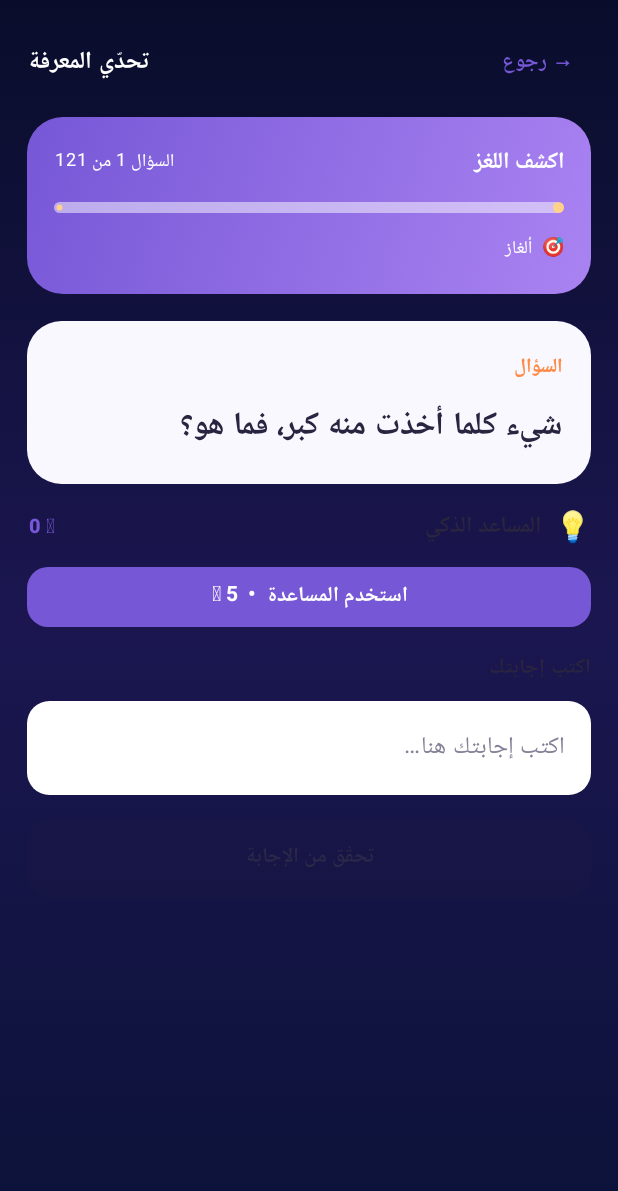
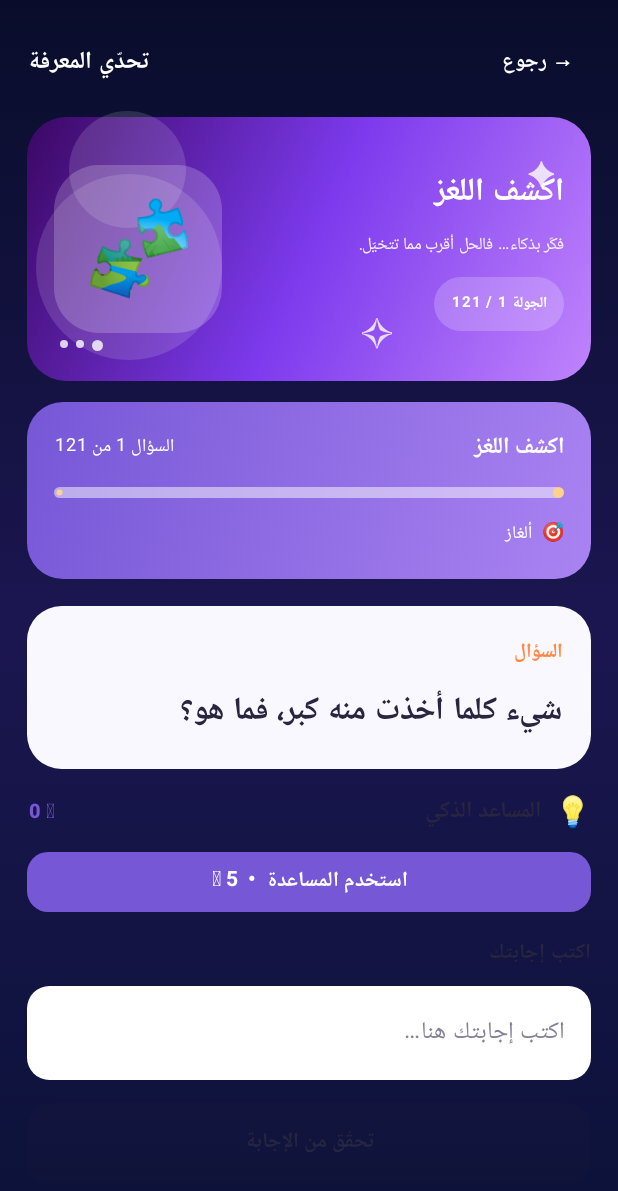
Before and after one commit to mohmed7689065353352-hub/-, an Android app built with Jetpack Compose: the screen it shows after launch (MainActivity), after a tap on "ابدأ التحدي", on a phone screen of 412 x 824 dp. Shown: the top 1191 px of the screen. Run offline under Robolectric (Android 15) with nearby library versions, the phone set to English and light mode, and no system bars.

Commit message:
Add illustrated mode-specific challenge screens

```diff
--- a/app/src/main/java/com/knowledgechallenge/app/MainActivity.kt
+++ b/app/src/main/java/com/knowledgechallenge/app/MainActivity.kt
@@ -861,6 +861,55 @@ private fun normalize(v:String)=v.trim().lowercase().replace("أ","ا").replace(
  }
 }
 @Composable private fun Stat(label:String,value:String){Column{Text(value,color=Color.White,fontSize=20.sp,fontWeight=FontWeight.Bold);Text(label,color=Muted,fontSize=10.sp)}}
+
+private fun modePalette(mode:Mode):List<Color> = when(mode){
+ Mode.DETECTIVE -> listOf(Color(0xFF172554),Color(0xFF2563EB),Color(0xFF38BDF8))
+ Mode.RIDDLE -> listOf(Color(0xFF3B0764),Color(0xFF7C3AED),Color(0xFFC084FC))
+ Mode.CORRECT -> listOf(Color(0xFF064E3B),Color(0xFF059669),Color(0xFF6EE7B7))
+ Mode.MEMORY -> listOf(Color(0xFF7C2D12),Color(0xFFEA580C),Color(0xFFFBBF24))
+ Mode.PATTERN -> listOf(Color(0xFF164E63),Color(0xFF0891B2),Color(0xFF67E8F9))
+ Mode.WRITE -> listOf(Color(0xFF831843),Color(0xFFDB2777),Color(0xFFF9A8D4))
+}
+private fun modeArtwork(mode:Mode):String = when(mode){
+ Mode.DETECTIVE -> "🕵️"
+ Mode.RIDDLE -> "🧩"
+ Mode.CORRECT -> "⚖️"
+ Mode.MEMORY -> "🧠"
+ Mode.PATTERN -> "🔢"
+ Mode.WRITE -> "✍️"
+}
+private fun modeTagline(mode:Mode):String = when(mode){
+ Mode.DETECTIVE -> "اجمع القرائن، اربط الأدلة، واكتشف الإجابة."
+ Mode.RIDDLE -> "فكّر بذكاء… فالحل أقرب مما تتخيّل."
+ Mode.CORRECT -> "اختبر معلوماتك وصحّح المفاهيم بدقة."
+ Mode.MEMORY -> "ركّز جيداً، فالتفاصيل الصغيرة تصنع الفرق."
+ Mode.PATTERN -> "اكتشف القاعدة الخفية وأكمل التسلسل."
+ Mode.WRITE -> "أطلق معرفتك واكتب الحل من دون خيارات."
+}
+@Composable private fun ModeHero(mode:Mode,number:Int,total:Int){
+ val palette=modePalette(mode)
+ Box(Modifier.fillMaxWidth().height(176.dp).background(Brush.linearGradient(palette),RoundedCornerShape(26.dp)).padding(18.dp)){
+  Box(Modifier.size(124.dp).align(Alignment.CenterEnd).offset(x=12.dp,y=12.dp).background(Color(0x22FFFFFF),RoundedCornerShape(100.dp)))
+  Box(Modifier.size(78.dp).align(Alignment.TopEnd).offset(x=(-10).dp,y=(-22).dp).background(Color(0x22FFFFFF),RoundedCornerShape(100.dp)))
+  Text("✦",Modifier.align(Alignment.TopStart).offset(x=5.dp,y=3.dp),color=Color(0xCCFFFFFF),fontSize=22.sp)
+  Text("✧",Modifier.align(Alignment.BottomCenter).offset(x=(-45).dp,y=2.dp),color=Color(0xCCFFFFFF),fontSize=26.sp)
+  Column(Modifier.align(Alignment.CenterStart).fillMaxWidth(.66f)){
+   Text(mode.title,color=Color.White,fontSize=21.sp,fontWeight=FontWeight.ExtraBold)
+   Spacer(Modifier.height(7.dp))
+   Text(modeTagline(mode),color=Color(0xFFF4F1FF),fontSize=11.sp,lineHeight=18.sp)
+   Spacer(Modifier.height(12.dp))
+   Row(Modifier.background(Color(0x33FFFFFF),RoundedCornerShape(30.dp)).padding(horizontal=11.dp,vertical=6.dp),verticalAlignment=Alignment.CenterVertically){
+    Text("الجولة $number / $total",color=Color.White,fontSize=10.sp,fontWeight=FontWeight.Bold)
+   }
+  }
+  Box(Modifier.size(112.dp).align(Alignment.CenterEnd).background(Color(0x33FFFFFF),RoundedCornerShape(30.dp)),contentAlignment=Alignment.Center){
+   Text(modeArtwork(mode),fontSize=61.sp)
+  }
+  Row(Modifier.align(Alignment.BottomEnd).padding(end=4.dp,bottom=2.dp),horizontalArrangement=Arrangement.spacedBy(5.dp)){
+   repeat(3){i->Box(Modifier.size(if(i==0)7.dp else 5.dp).background(Color(0xCCFFFFFF),RoundedCornerShape(20.dp)))}
+  }
+ }
+}
 @Composable private fun ChallengeScreen(c:Challenge,number:Int,total:Int,score:Int,onBack:()->Unit,onSpend:(Int)->Unit,onNext:(Boolean)->Unit){
  var clueCount by remember(c){mutableIntStateOf(0)}
  var helpMessage by remember(c){mutableStateOf("")}
@@ -872,8 +921,10 @@ private fun normalize(v:String)=v.trim().lowercase().replace("أ","ا").replace(
  val correct=c.answers.any{normalize(answer)==normalize(it)}
  LaunchedEffect(c){if(c.mode==Mode.MEMORY){revealMemory=true;kotlinx.coroutines.delay(3500);revealMemory=false}}
  Column(Modifier.fillMaxSize().background(Brush.verticalGradient(listOf(Color(0xFF090D2B),Color(0xFF1B1650),Color(0xFF0B1238)))).verticalScroll(rememberScrollState()).padding(18.dp)){
-  Row(Modifier.fillMaxWidth(),verticalAlignment=Alignment.CenterVertically){TextButton(onClick=onBack){Text("→ رجوع",color=Purple,fontWeight=FontWeight.Bold)};Spacer(Modifier.weight(1f));Text("تحدّي المعرفة",color=Color.White,fontWeight=FontWeight.ExtraBold)}
+  Row(Modifier.fillMaxWidth(),verticalAlignment=Alignment.CenterVertically){TextButton(onClick=onBack){Text("→ رجوع",color=Color.White,fontWeight=FontWeight.Bold)};Spacer(Modifier.weight(1f));Text("تحدّي المعرفة",color=Color.White,fontWeight=FontWeight.ExtraBold)}
   Spacer(Modifier.height(12.dp))
+  ModeHero(c.mode,number,total)
+  Spacer(Modifier.height(14.dp))
   Column(Modifier.fillMaxWidth().background(Brush.linearGradient(listOf(Purple,Color(0xFFAA83F2))),RoundedCornerShape(24.dp)).padding(18.dp)){
    Row(Modifier.fillMaxWidth(),horizontalArrangement=Arrangement.SpaceBetween){Text(c.mode.title,color=Color.White,fontSize=15.sp,fontWeight=FontWeight.Bold);Text("السؤال "+number+" من "+total,color=Color.White,fontSize=12.sp)}
    Spacer(Modifier.height(13.dp));LinearProgressIndicator(progress={number.toFloat()/total.coerceAtLeast(1)},modifier=Modifier.fillMaxWidth().height(7.dp),color=Color(0xFFFFD18B),trackColor=Color(0x557FFFFFFF))
```
